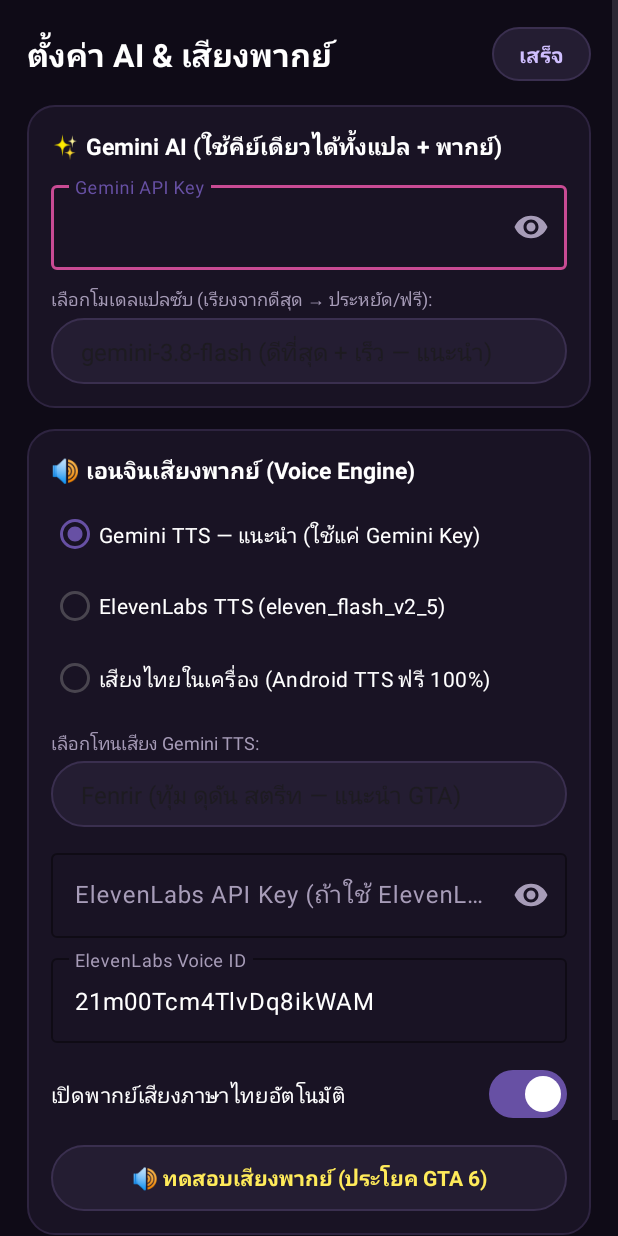
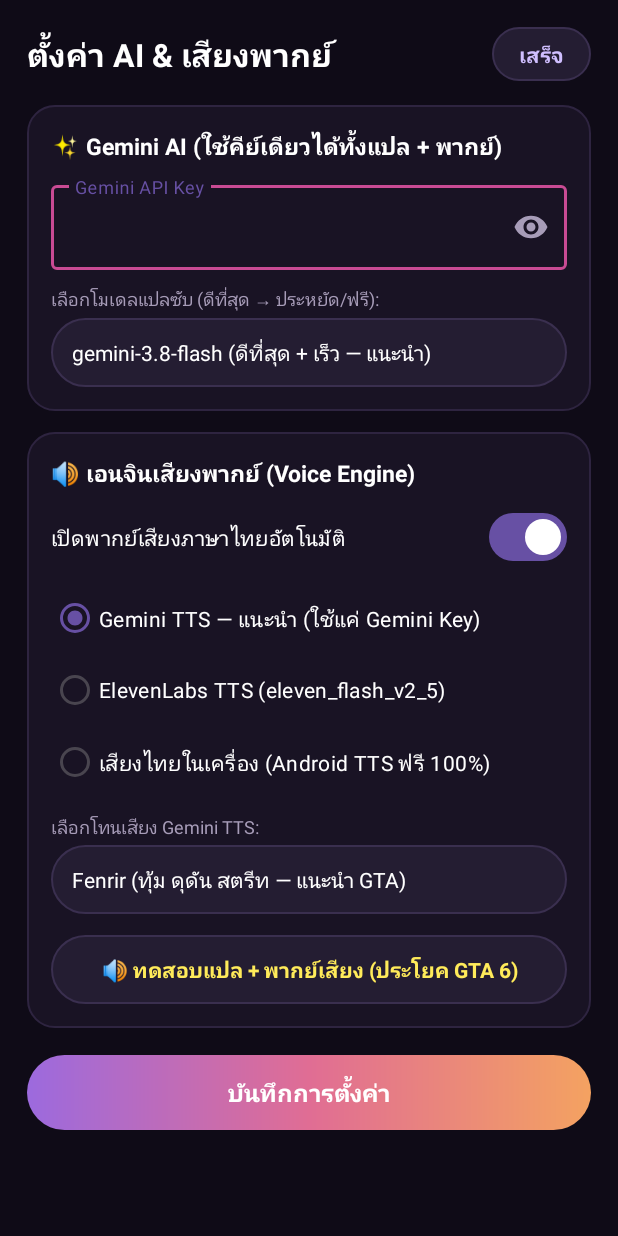
Before and after one commit to sarawutartnvc20-pixel/GTA6SubDub-Android, an Android app: the SettingsActivity screen opened directly, with no data from a screen before it, on a phone screen of 412 x 824 dp. Run offline under Robolectric (Android 15) with nearby library versions, the phone set to English and light mode, and no system bars.

Commit message:
Add files via upload

```diff
--- a/app/src/main/java/com/gta6subdub/app/GeminiTtsClient.kt
+++ b/app/src/main/java/com/gta6subdub/app/GeminiTtsClient.kt
@@ -22,8 +22,7 @@ import java.util.concurrent.TimeUnit
 object GeminiTtsClient {
     private val ttsModels = listOf(
         "gemini-3.8-flash-tts",
-        "gemini-3.8-flash-lite-tts",
-        "gemini-2.5-flash-preview-tts"
+        "gemini-3.8-flash-lite-tts"
     )
     private const val SAMPLE_RATE = 24000
 
--- a/app/src/main/java/com/gta6subdub/app/PrefsStore.kt
+++ b/app/src/main/java/com/gta6subdub/app/PrefsStore.kt
@@ -13,12 +13,21 @@ class PrefsStore(context: Context) {
     var geminiModel: String
         get() {
             val saved = prefs.getString("gemini_model", "gemini-3.8-flash")?.trim().orEmpty()
-            return if (saved.isEmpty() || saved == "gemini-2.5-flash") "gemini-3.8-flash" else saved
+            return when {
+                saved.isEmpty() || saved == "gemini-2.5-flash" || saved == "gemini-2.0-flash" -> "gemini-3.8-flash"
+                saved == "gemini-3.8-flash-lite" || saved == "gemini-2.5-flash-lite" -> "gemini-3.1-flash-lite"
+                else -> saved
+            }
         }
         set(value) = prefs.edit().putString(
             "gemini_model",
             value.trim().ifEmpty { "gemini-3.8-flash" }
         ).apply()
+
+    // PS5 Remote Play resolution: "360p", "540p", "720p", "1080p"
+    var ps5Resolution: String
+        get() = prefs.getString("ps5_resolution", "720p") ?: "720p"
+        set(value) = prefs.edit().putString("ps5_resolution", value).apply()
 
     // Voice engine: "gemini", "elevenlabs", or "android"
     var voiceEngine: String
--- a/app/src/main/java/com/gta6subdub/app/SettingsActivity.kt
+++ b/app/src/main/java/com/gta6subdub/app/SettingsActivity.kt
@@ -18,18 +18,14 @@ class SettingsActivity : AppCompatActivity() {
 
     private val geminiModels = listOf(
         "gemini-3.8-flash",
-        "gemini-3.8-flash-lite",
+        "gemini-3.1-flash-lite",
         "gemini-3.8-pro",
-        "gemini-2.5-flash-lite",
-        "gemini-2.0-flash",
         "custom"
     )
     private val geminiModelLabels = listOf(
         "gemini-3.8-flash (ดีที่สุด + เร็ว — แนะนำ)",
-        "gemini-3.8-flash-lite (เร็วสุด + ใช้ฟรีได้ดี)",
+        "gemini-3.1-flash-lite (เร็วสุด + ใช้ฟรีได้ดี)",
         "gemini-3.8-pro (แปลสแลงแม่นสุด — ช้ากว่าเล็กน้อย)",
-        "gemini-2.5-flash-lite (รุ่นเบา สำรองฟรี)",
-        "gemini-2.0-flash (รุ่นเสถียร สำรอง)",
         "กำหนดเอง (พิมพ์ชื่อโมเดลเอง)"
     )
 
@@ -55,8 +51,10 @@ class SettingsActivity : AppCompatActivity() {
         binding.etVoiceId.setText(prefs.elevenLabsVoiceId)
         binding.switchAutoDub.isChecked = prefs.autoDubEnabled
 
-        // Setup Model Dropdown
-        val modelAdapter = ArrayAdapter(this, android.R.layout.simple_spinner_dropdown_item, geminiModelLabels)
+        // White-text dark-theme Model Dropdown
+        val modelAdapter = ArrayAdapter(this, R.layout.spinner_item_white, geminiModelLabels).apply {
+            setDropDownViewResource(R.layout.spinner_dropdown_white)
+        }
         binding.spinnerGeminiModel.adapter = modelAdapter
         val savedModel = prefs.geminiModel
         val modelIdx = geminiModels.indexOf(savedModel)
@@ -82,13 +80,21 @@ class SettingsActivity : AppCompatActivity() {
             "android" -> binding.rbVoiceAndroid.isChecked = true
             else -> binding.rbVoiceGemini.isChecked = true
         }
+        updateVoiceSectionVisibility()
 
-        val voiceAdapter = ArrayAdapter(this, android.R.layout.simple_spinner_dropdown_item, geminiVoiceLabels)
+        binding.rgVoiceEngine.setOnCheckedChangeListener { _, _ ->
+            updateVoiceSectionVisibility()
+        }
+
+        // White-text dark-theme Gemini Voice Dropdown
+        val voiceAdapter = ArrayAdapter(this, R.layout.spinner_item_white, geminiVoiceLabels).apply {
+            setDropDownViewResource(R.layout.spinner_dropdown_white)
+        }
         binding.spinnerGeminiVoice.adapter = voiceAdapter
         val idx = geminiVoices.indexOf(prefs.geminiTtsVoice).coerceAtLeast(0)
         binding.spinnerGeminiVoice.setSelection(idx)
 
-        // Test BOTH Gemini translation AND Voice Dubbing in 1 tap!
+        // Test BOTH Gemini translation AND Voice Dubbing in 1 tap
         binding.btnTestVoice.setOnClickListener {
             saveOnly()
             if (prefs.geminiApiKey.isEmpty()) {
@@ -114,7 +120,7 @@ class SettingsActivity : AppCompatActivity() {
                         Toast.LENGTH_LONG
                     ).show()
                 } catch (e: Exception) {
-                    binding.btnTestVoice.text = "🔊 ทดสอบเสียงพากย์ (ประโยค GTA 6)"
+                    binding.btnTestVoice.text = "🔊 ทดสอบแปล + พากย์เสียง (ประโยค GTA 6)"
                     Toast.makeText(
                         this@SettingsActivity,
                         "ทดสอบไม่สำเร็จ: ${e.message}",
@@ -133,6 +139,23 @@ class SettingsActivity : AppCompatActivity() {
         binding.btnDoneSettings.setOnClickListener {
             saveOnly()
             finish()
+        }
+    }
+
+    private fun updateVoiceSectionVisibility() {
+        when (binding.rgVoiceEngine.checkedRadioButtonId) {
+            R.id.rbVoiceGemini -> {
+                binding.layoutGeminiVoiceBox.visibility = View.VISIBLE
+                binding.layoutElevenLabsBox.visibility = View.GONE
+            }
+            R.id.rbVoiceElevenLabs -> {
+                binding.layoutGeminiVoiceBox.visibility = View.GONE
+                binding.layoutElevenLabsBox.visibility = View.VISIBLE
+            }
+            else -> {
+                binding.layoutGeminiVoiceBox.visibility = View.GONE
+                binding.layoutElevenLabsBox.visibility = View.GONE
+            }
         }
     }
 
--- a/app/src/main/res/layout/activity_settings.xml
+++ b/app/src/main/res/layout/activity_settings.xml
@@ -80,17 +80,17 @@
                 android:layout_width="wrap_content"
                 android:layout_height="wrap_content"
                 android:layout_marginTop="10dp"
-                android:text="เลือกโมเดลแปลซับ (เรียงจากดีสุด → ประหยัด/ฟรี):"
+                android:text="เลือกโมเดลแปลซับ (ดีที่สุด → ประหยัด/ฟรี):"
                 android:textColor="#A79CB8"
                 android:textSize="12sp" />
 
             <Spinner
                 android:id="@+id/spinnerGeminiModel"
                 android:layout_width="match_parent"
-                android:layout_height="44dp"
+                android:layout_height="46dp"
                 android:layout_marginTop="4dp"
                 android:background="@drawable/bg_pill_dark"
-                android:paddingHorizontal="12dp" />
+                android:paddingHorizontal="14dp" />
 
             <com.google.android.material.textfield.TextInputLayout
                 android:id="@+id/tilCustomModel"
@@ -128,11 +128,20 @@
                 android:textSize="15sp"
                 android:textStyle="bold" />
 
+            <com.google.android.material.materialswitch.MaterialSwitch
+                android:id="@+id/switchAutoDub"
+                android:layout_width="match_parent"
+                android:layout_height="wrap_content"
+                android:layout_marginTop="8dp"
+                android:checked="true"
+                android:text="เปิดพากย์เสียงภาษาไทยอัตโนมัติ"
+                android:textColor="#FFFFFF" />
+
             <RadioGroup
                 android:id="@+id/rgVoiceEngine"
                 android:layout_width="match_parent"
                 android:layout_height="wrap_content"
-                android:layout_marginTop="8dp">
+                android:layout_marginTop="6dp">
 
                 <RadioButton
                     android:id="@+id/rbVoiceGemini"
@@ -162,11 +171,17 @@
                     android:textSize="14sp" />
             </RadioGroup>
 
-            <!-- Gemini Voice Selector -->
+            <!-- Gemini Voice Selector Box (shown only when Gemini TTS selected) -->
+            <LinearLayout
+                android:id="@+id/layoutGeminiVoiceBox"
+                android:layout_width="match_parent"
+                android:layout_height="wrap_content"
+                android:layout_marginTop="10dp"
+                android:orientation="vertical">
+
                 <TextView
                     android:layout_width="wrap_content"
                     android:layout_height="wrap_content"
-                android:layout_marginTop="10dp"
                     android:text="เลือกโทนเสียง Gemini TTS:"
                     android:textColor="#A79CB8"
                     android:textSize="12sp" />
@@ -174,17 +189,25 @@
                 <Spinner
                     android:id="@+id/spinnerGeminiVoice"
                     android:layout_width="match_parent"
-                android:layout_height="44dp"
+                    android:layout_height="46dp"
                     android:layout_marginTop="4dp"
                     android:background="@drawable/bg_pill_dark"
-                android:paddingHorizontal="12dp" />
+                    android:paddingHorizontal="14dp" />
+            </LinearLayout>
 
-            <!-- ElevenLabs Credentials -->
+            <!-- ElevenLabs Credentials Box (shown only when ElevenLabs selected) -->
+            <LinearLayout
+                android:id="@+id/layoutElevenLabsBox"
+                android:layout_width="match_parent"
+                android:layout_height="wrap_content"
+                android:layout_marginTop="10dp"
+                android:orientation="vertical"
+                android:visibility="gone">
+
                 <com.google.android.material.textfield.TextInputLayout
                     android:layout_width="match_parent"
                     android:layout_height="wrap_content"
-                android:layout_marginTop="12dp"
-                android:hint="ElevenLabs API Key (ถ้าใช้ ElevenLabs)"
+                    android:hint="ElevenLabs API Key"
                     android:textColorHint="#A79CB8"
                     app:boxStrokeColor="#C94B94"
                     app:endIconMode="password_toggle"
@@ -213,24 +236,16 @@
                         android:inputType="text"
                         android:textColor="#FFFFFF" />
                 </com.google.android.material.textfield.TextInputLayout>
-
-            <com.google.android.material.materialswitch.MaterialSwitch
-                android:id="@+id/switchAutoDub"
-                android:layout_width="match_parent"
-                android:layout_height="wrap_content"
-                android:layout_marginTop="10dp"
-                android:checked="true"
-                android:text="เปิดพากย์เสียงภาษาไทยอัตโนมัติ"
-                android:textColor="#FFFFFF" />
+            </LinearLayout>
 
             <TextView
                 android:id="@+id/btnTestVoice"
                 android:layout_width="match_parent"
-                android:layout_height="44dp"
-                android:layout_marginTop="10dp"
+                android:layout_height="46dp"
+                android:layout_marginTop="14dp"
                 android:background="@drawable/bg_pill_dark"
                 android:gravity="center"
-                android:text="🔊 ทดสอบเสียงพากย์ (ประโยค GTA 6)"
+                android:text="🔊 ทดสอบแปล + พากย์เสียง (ประโยค GTA 6)"
                 android:textColor="#FFEB5A"
                 android:textSize="14sp"
                 android:textStyle="bold" />
--- /dev/null
+++ b/app/src/main/res/layout/spinner_item_white.xml
@@ -0,0 +1,9 @@
+<?xml version="1.0" encoding="utf-8"?>
+<TextView xmlns:android="http://schemas.android.com/apk/res/android"
+    android:layout_width="match_parent"
+    android:layout_height="wrap_content"
+    android:ellipsize="end"
+    android:paddingVertical="10dp"
+    android:singleLine="true"
+    android:textColor="#FFFFFF"
+    android:textSize="14sp" />
```
Also changed, not shown: app/src/main/java/com/gta6subdub/app/GeminiClient.kt (+20 -21 lines), app/src/main/java/com/gta6subdub/app/LiveControlActivity.kt (+41 -8 lines), app/src/main/res/layout/activity_live_control.xml (+1 -8 lines), app/src/main/res/layout/spinner_dropdown_white.xml (added, +9 -0 lines). Lines whose indentation alone changed are shown as unchanged.
